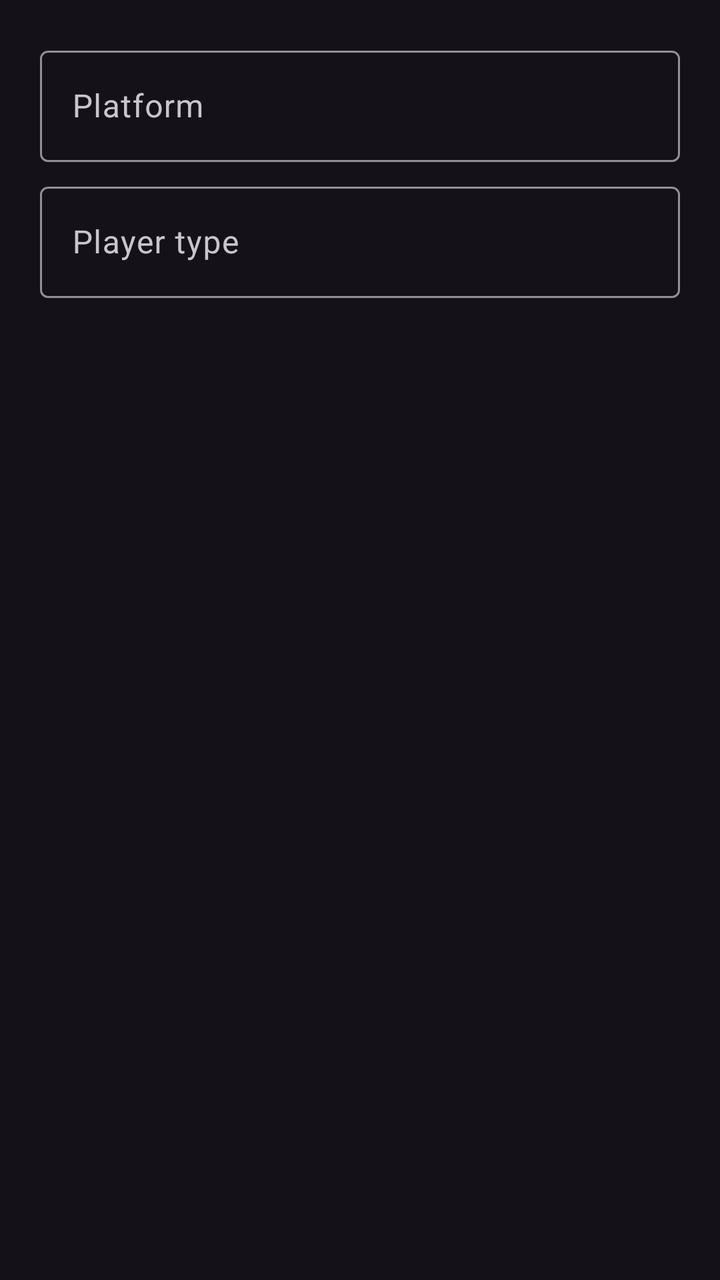
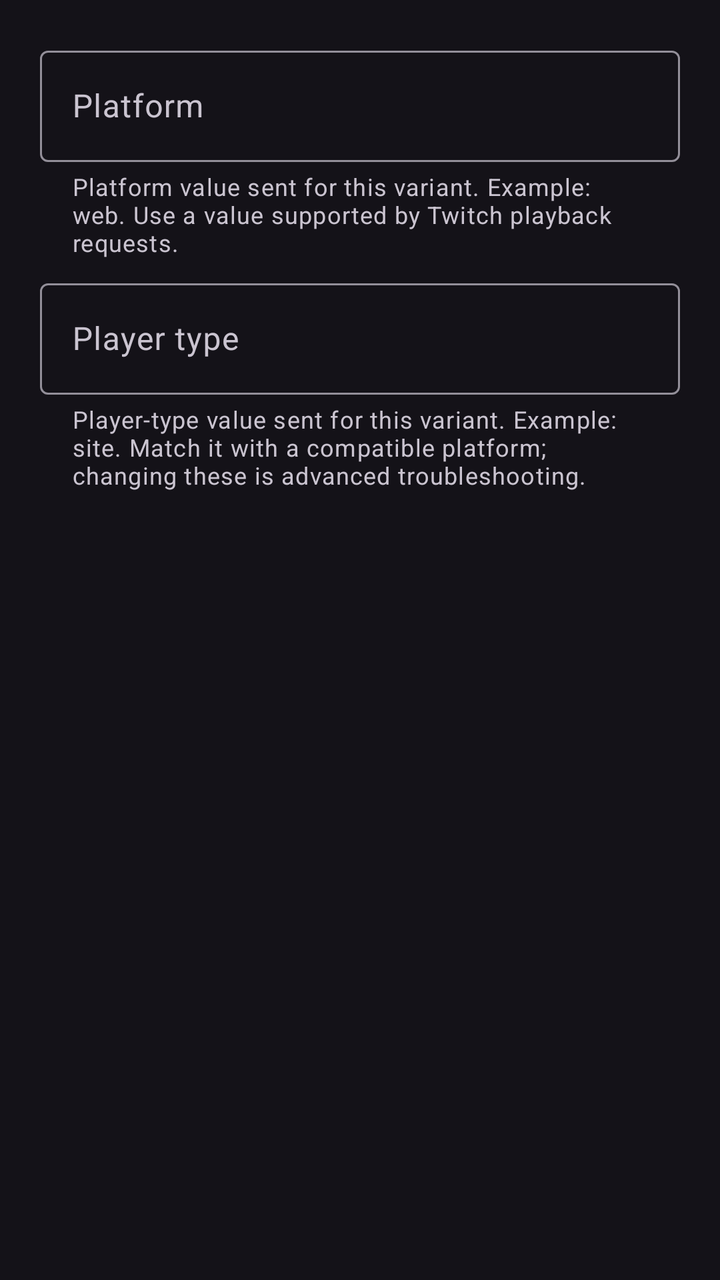

An Android layout rendered at two revisions. The XML below is the earlier revision; the diff shows what the commit changed to produce the second picture.
<!-- AndroidManifest.xml: application theme DarkTheme -->
<!-- res/layout/dialog_video_swap_edit.xml -->
<?xml version="1.0" encoding="utf-8"?>
<androidx.core.widget.NestedScrollView xmlns:android="http://schemas.android.com/apk/res/android"
    android:layout_width="match_parent"
    android:layout_height="wrap_content"
    android:paddingStart="20dp"
    android:paddingLeft="20dp"
    android:paddingTop="20dp"
    android:paddingEnd="20dp"
    android:paddingRight="20dp">

    <LinearLayout
        android:layout_width="match_parent"
        android:layout_height="wrap_content"
        android:orientation="vertical">

        <com.google.android.material.textfield.TextInputLayout
            android:id="@+id/platformInput"
            android:layout_width="match_parent"
            android:layout_height="wrap_content"
            android:hint="@string/platform_param">

            <com.google.android.material.textfield.TextInputEditText
                android:layout_width="match_parent"
                android:layout_height="wrap_content"
                android:imeOptions="flagNoFullscreen|actionNext"
                android:inputType="text"
                android:textDirection="locale" />
        </com.google.android.material.textfield.TextInputLayout>

        <com.google.android.material.textfield.TextInputLayout
            android:id="@+id/playerTypeInput"
            android:layout_width="match_parent"
            android:layout_height="wrap_content"
            android:layout_marginTop="7dp"
            android:hint="@string/player_type_param">

            <com.google.android.material.textfield.TextInputEditText
                android:layout_width="match_parent"
                android:layout_height="wrap_content"
                android:imeOptions="flagNoFullscreen|actionDone"
                android:inputType="text"
                android:textDirection="locale" />
        </com.google.android.material.textfield.TextInputLayout>

    </LinearLayout>
</androidx.core.widget.NestedScrollView>
<!-- resources referenced by this layout -->
<resources>
  <string name="platform_param">Platform</string>
  <string name="player_type_param">Player type</string>
  <style name="DarkTheme" parent="BaseDarkTheme" />
  <style name="BaseDarkTheme" parent="Theme.Material3.Dark.NoActionBar">
          <item name="colorPrimary">@color/primaryBlue</item>
          <item name="chatStatus">@color/chatStatusDark</item>
          <item name="sortBarTextColor">?android:textColorSecondary</item>
          <item name="dialogPadding">8dp</item>
          <item name="dialogLayoutPadding">8dp</item>
          <item name="tabLayoutHeight">48dp</item>
          <item name="bottomNavigationHeight">80dp</item>
          <item name="cardStyle">@style/Card</item>
          <item name="bottomSheetButtonStyle">@style/Widget.Material3.Button.ElevatedButton</item>
          <item name="elevatedButtonStyle">@style/Widget.Material3.Button.ElevatedButton</item>
          <item name="dialogButtonStyle">@style/Widget.Material3.Button.TextButton.Dialog</item>
          <item name="tabStyle">@style/Widget.Material3.TabLayout.OnSurface</item>
          <item name="radioButtonStyle">@style/RadioButton</item>
          <item name="checkboxStyle">@style/CheckBox</item>
          <item name="materialSwitchStyle">@style/SwitchBlue</item>
          <item name="sliderStyle">@style/Slider</item>
          <item name="linearProgressIndicatorStyle">@style/Widget.Material3.LinearProgressIndicator.Legacy</item>
          <item name="preferenceTheme">@style/PreferenceTheme</item>
          <item name="android:navigationBarColor">@color/darkScrim</item>
          <item name="android:statusBarColor">@android:color/transparent</item>
      </style>
  <color name="primaryBlue">#b5c4ff</color>
  <color name="chatStatusDark">#99000000</color>
  <style name="Card" parent="Widget.Material3.CardView.Elevated">
          <item name="android:layout_margin">8dp</item>
      </style>
  <style name="RadioButton" parent="Widget.Material3.CompoundButton.RadioButton">
          <item name="android:padding">10dp</item>
      </style>
  <style name="CheckBox" parent="Widget.Material3.CompoundButton.CheckBox">
          <item name="android:padding">10dp</item>
      </style>
  <style name="SwitchBlue" parent="Widget.Material3.CompoundButton.MaterialSwitch">
          <item name="materialThemeOverlay">@style/SwitchOverlayBlue</item>
      </style>
  <style name="Slider" parent="Widget.Material3.Slider">
          <item name="trackColorInactive">?attr/colorSurfaceContainerHighest</item>
      </style>
  <style name="PreferenceTheme" parent="@style/PreferenceThemeOverlay">
          
          <item name="android:tint">?attr/colorControlNormal</item>
          
          <item name="android:progressTint">?attr/colorPrimary</item>
          <item name="android:thumbTint">?attr/colorPrimary</item>
  
          <item name="preferenceCategoryTitleTextColor">?attr/colorPrimary</item>
          <item name="switchPreferenceCompatStyle">@style/SwitchPreference</item>
      </style>
  <color name="darkScrim">#801B1B1B</color>
  <style name="SwitchOverlayBlue">
          <item name="colorPrimary">@color/accent</item>
          <item name="colorOnPrimary">@android:color/white</item>
          <item name="colorPrimaryContainer">@android:color/white</item>
      </style>
  <style name="SwitchPreference" parent="@style/Preference.SwitchPreferenceCompat.Material">
          <item name="widgetLayout">@layout/material_switch</item>
      </style>
  <color name="accent">#007DCA</color>
</resources>

<!-- the commit's change to res/layout/dialog_video_swap_edit.xml (unified diff, before → after) -->
@@ -1,5 +1,6 @@
 <?xml version="1.0" encoding="utf-8"?>
 <androidx.core.widget.NestedScrollView xmlns:android="http://schemas.android.com/apk/res/android"
+    xmlns:app="http://schemas.android.com/apk/res-auto"
     android:layout_width="match_parent"
     android:layout_height="wrap_content"
     android:paddingStart="20dp"
@@ -17,7 +18,8 @@
             android:id="@+id/platformInput"
             android:layout_width="match_parent"
             android:layout_height="wrap_content"
-            android:hint="@string/platform_param">
+            android:hint="@string/platform_param"
+            app:helperText="@string/hex_swap_platform_help">
 
             <com.google.android.material.textfield.TextInputEditText
                 android:layout_width="match_parent"
@@ -32,7 +34,8 @@
             android:layout_width="match_parent"
             android:layout_height="wrap_content"
             android:layout_marginTop="7dp"
-            android:hint="@string/player_type_param">
+            android:hint="@string/player_type_param"
+            app:helperText="@string/hex_swap_player_help">
 
             <com.google.android.material.textfield.TextInputEditText
                 android:layout_width="match_parent"
<!-- resource entries referenced after the edit -->
@@ -1,5 +1,7 @@
 <!-- resources referenced by this layout -->
 <resources>
+  <string translatable="false" name="hex_swap_platform_help">Platform value sent for this variant. Example: web. Use a value supported by Twitch playback requests.</string>
+  <string translatable="false" name="hex_swap_player_help">Player-type value sent for this variant. Example: site. Match it with a compatible platform; changing these is advanced troubleshooting.</string>
   <string name="platform_param">Platform</string>
   <string name="player_type_param">Player type</string>
   <style name="DarkTheme" parent="BaseDarkTheme" />
